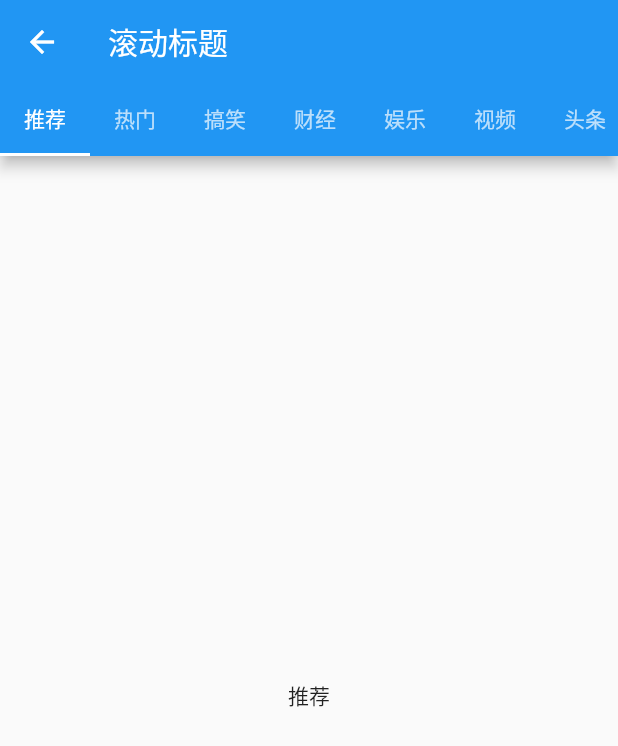
After one commit to juzhizhang/flutterDemo, a Flutter app: the ScrollTitleDemo screen opened directly, on a phone screen of 412 x 824 dp. The commit adds this screen. Shown: the top 746 px of the screen. Run offline on Flutter 3.47's test engine with Material 2 defaults, Android fonts, the phone set to English and light mode, and no system bars.

Commit message:
添加滚动标题和底部菜单实例

```diff
--- /dev/null
+++ b/lib/demo/ScrollTitleDemo.dart
@@ -0,0 +1,63 @@
+import 'package:flutter/material.dart';
+
+
+class ScrollTitleDemo extends StatelessWidget{
+  @override
+  Widget build(BuildContext context) {
+
+
+    return new DefaultTabController(length: titles.length,
+
+        child:Scaffold(
+          appBar: AppBar(
+            title: Text('滚动标题'),
+            bottom:TabBar(
+
+              //设置标题超出是否可以滚动
+                isScrollable: true,
+
+                tabs: titles.map((title){
+
+                  return Tab(
+                    text: title,
+                  );
+
+                }).toList()
+            ),
+          ),
+
+          body:TabBarView(
+            children:titles.map((title){
+
+             return Center(
+
+               child: Text(title) ,
+
+             );
+
+            }).toList(),
+          ),
+        )
+
+
+    );
+  }
+
+
+}
+
+/*准备标题*/
+const titles = [
+
+  "推荐",
+  "热门",
+  "搞笑",
+  "财经",
+  "娱乐",
+  "视频",
+  "头条",
+  "游戏",
+  "购物",
+  "八卦"
+
+];
--- a/lib/main.dart
+++ b/lib/main.dart
@@ -3,6 +3,9 @@ import 'demo/TextDemo.dart';
 import 'demo/ImageDemo.dart';
 import 'demo/ListViewDemo.dart';
 import 'demo/GridViewDemo.dart';
+import 'demo/ScrollTitleDemo.dart';
+import 'demo/BottomTabBarDemo.dart';
+import 'demo/BottomScrollTabBarDemo.dart';
 
 void main() => runApp(MyApp());
 
@@ -28,7 +31,11 @@ const ListData = [
   'flutter Text组件',
   'flutter Image组件',
   'flutter ListView组件',
-  'flutter GridView组件'
+  'flutter GridView组件',
+  'flutter 滑动标题',
+  'flutter tabbar效果',
+  'flutter tabbar左右滑动效果',
+
 
 ];
 
@@ -77,6 +84,17 @@ class MyListView extends StatelessWidget{
                   case 3:
                   Navigator.push(context, new MaterialPageRoute(builder: (context)=>new GridViewDemo()));
                   break;
+                  case 4:
+                  Navigator.push(context, new MaterialPageRoute(builder: (context)=>new ScrollTitleDemo()));
+                  break;
+                  case 5:
+                  Navigator.push(context, new MaterialPageRoute(builder: (context)=>new BottomTabBarDemo()));
+                  break;
+                  case 6:
+                  Navigator.push(context, new MaterialPageRoute(builder: (context)=>new BottomScrollTabBarDemo()));
+                  break;
+
+
               }
 
             },
```
Also changed, not shown: lib/demo/BottomScrollTabBarDemo.dart (added, +132 -0 lines), lib/demo/BottomTabBarDemo.dart (added, +122 -0 lines).
